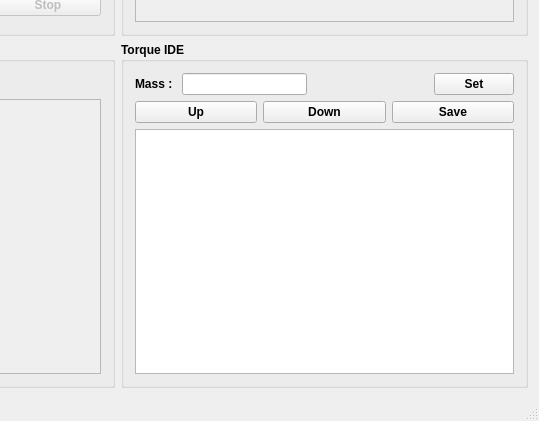
This is RobotControllerUI/MainWindow/mainwindow.ui in hajunsong/Controller as Qt 5 draws it before an edit; both pictures show x 872 to 1411 and y 396 to 817 of the 1411 by 817 pixel window. The edited form follows.
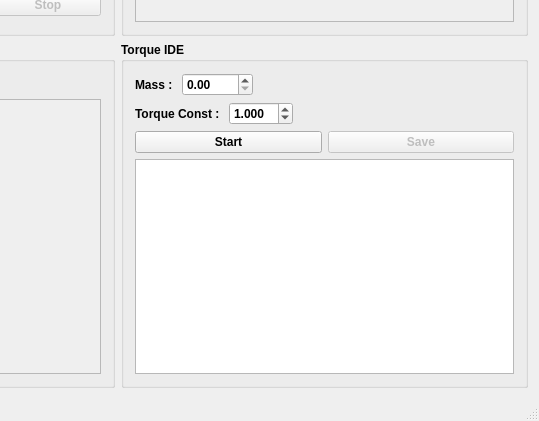
This is the edited form.

Commit message: TorqueIDE mode 추가

Patch:
```diff
--- a/RobotControllerUI/MainWindow/mainwindow.ui
+++ b/RobotControllerUI/MainWindow/mainwindow.ui
@@ -1678,58 +1678,20 @@
        <bool>false</bool>
       </property>
       <layout class="QGridLayout" name="gridLayout_10">
-       <item row="0" column="0">
-        <layout class="QHBoxLayout" name="horizontalLayout_8">
+       <item row="2" column="0">
+        <layout class="QHBoxLayout" name="horizontalLayout_14">
          <item>
-          <widget class="QLabel" name="label_6">
+          <widget class="QPushButton" name="btnStart">
            <property name="text">
-            <string>Mass : </string>
-           </property>
-          </widget>
-         </item>
-         <item>
-          <widget class="QLineEdit" name="txtMass"/>
-         </item>
-         <item>
-          <spacer name="horizontalSpacer_9">
-           <property name="orientation">
-            <enum>Qt::Horizontal</enum>
-           </property>
-           <property name="sizeHint" stdset="0">
-            <size>
-             <width>40</width>
-             <height>20</height>
-            </size>
-           </property>
-          </spacer>
-         </item>
-         <item>
-          <widget class="QPushButton" name="btnSetMass">
-           <property name="text">
-            <string>Set</string>
-           </property>
-          </widget>
-         </item>
-        </layout>
-       </item>
-       <item row="1" column="0">
-        <layout class="QHBoxLayout" name="horizontalLayout_13">
-         <item>
-          <widget class="QPushButton" name="btnUp">
-           <property name="text">
-            <string>Up</string>
-           </property>
-          </widget>
-         </item>
-         <item>
-          <widget class="QPushButton" name="btnDown">
-           <property name="text">
-            <string>Down</string>
+            <string>Start</string>
            </property>
           </widget>
          </item>
          <item>
           <widget class="QPushButton" name="btnSave">
+           <property name="enabled">
+            <bool>false</bool>
+           </property>
            <property name="text">
             <string>Save</string>
            </property>
@@ -1737,7 +1699,47 @@
          </item>
         </layout>
        </item>
-       <item row="2" column="0">
+       <item row="1" column="0">
+        <layout class="QHBoxLayout" name="horizontalLayout_13">
+         <item>
+          <widget class="QLabel" name="label_7">
+           <property name="text">
+            <string>Torque Const : </string>
+           </property>
+          </widget>
+         </item>
+         <item>
+          <widget class="QDoubleSpinBox" name="sbTorqueConst">
+           <property name="decimals">
+            <number>3</number>
+           </property>
+           <property name="singleStep">
+            <double>0.001000000000000</double>
+           </property>
+           <property name="stepType">
+            <enum>QAbstractSpinBox::DefaultStepType</enum>
+           </property>
+           <property name="value">
+            <double>1.000000000000000</double>
+           </property>
+          </widget>
+         </item>
+         <item>
+          <spacer name="horizontalSpacer_10">
+           <property name="orientation">
+            <enum>Qt::Horizontal</enum>
+           </property>
+           <property name="sizeHint" stdset="0">
+            <size>
+             <width>40</width>
+             <height>20</height>
+            </size>
+           </property>
+          </spacer>
+         </item>
+        </layout>
+       </item>
+       <item row="3" column="0">
         <widget class="QTableView" name="tvIdeResult">
          <property name="minimumSize">
           <size>
@@ -1747,6 +1749,43 @@
          </property>
         </widget>
        </item>
+       <item row="0" column="0">
+        <layout class="QHBoxLayout" name="horizontalLayout_8">
+         <item>
+          <widget class="QLabel" name="label_6">
+           <property name="text">
+            <string>Mass : </string>
+           </property>
+          </widget>
+         </item>
+         <item>
+          <widget class="QDoubleSpinBox" name="sbMass">
+           <property name="decimals">
+            <number>2</number>
+           </property>
+           <property name="maximum">
+            <double>9999.989999999999782</double>
+           </property>
+           <property name="singleStep">
+            <double>0.010000000000000</double>
+           </property>
+          </widget>
+         </item>
+         <item>
+          <spacer name="horizontalSpacer_9">
+           <property name="orientation">
+            <enum>Qt::Horizontal</enum>
+           </property>
+           <property name="sizeHint" stdset="0">
+            <size>
+             <width>40</width>
+             <height>20</height>
+            </size>
+           </property>
+          </spacer>
+         </item>
+        </layout>
+       </item>
       </layout>
      </widget>
     </item>
```
The commit also changes 8 other files.
